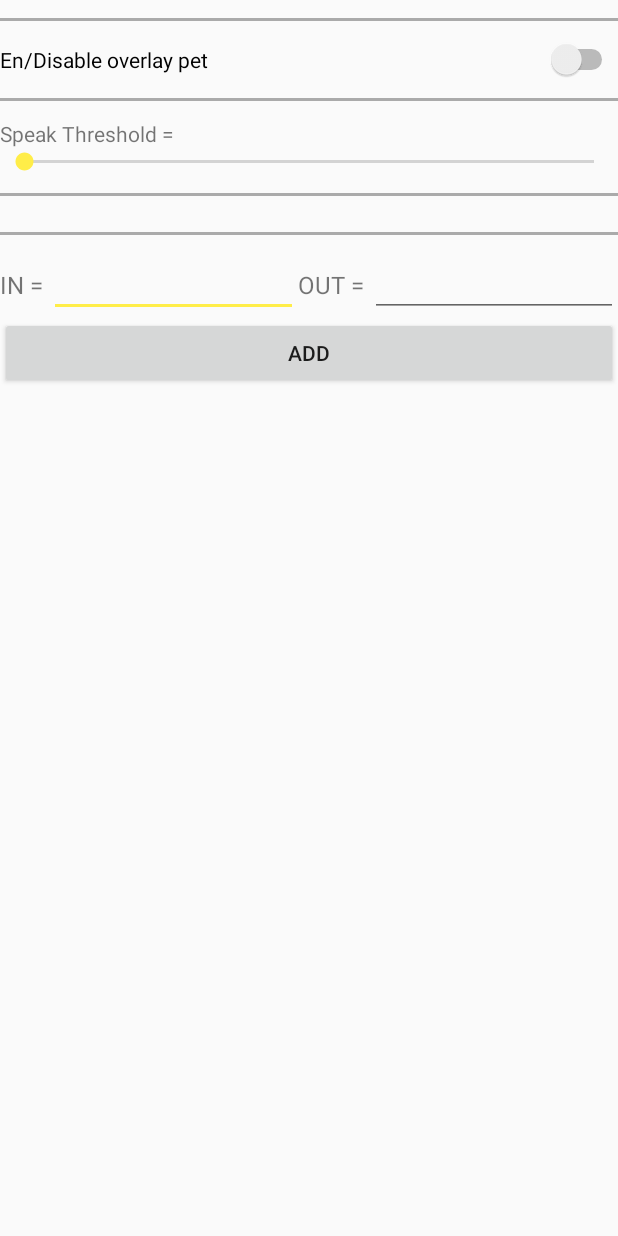
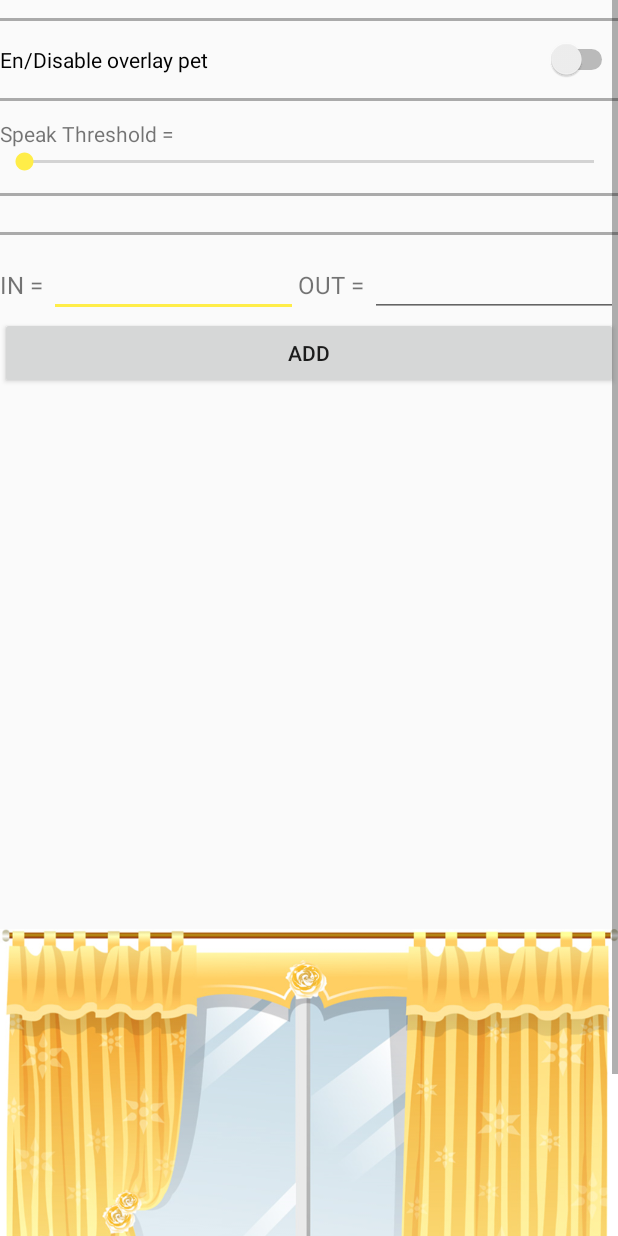
Before and after one commit to fezrestia/voice-interactive-something, an Android app: the layout activity_main_2.xml on its own in the app's theme, with its tools: preview values and no code run, on a phone screen of 412 x 824 dp. Run offline under Robolectric (Android 15) with nearby library versions, the phone set to English and light mode, and no system bars.

Commit message:
ADD: Scroll to bottom to show katchy background

```diff
--- a/app/build.gradle
+++ b/app/build.gradle
@@ -16,7 +16,7 @@ android {
         applicationId "com.demo.pet.petapp"
         minSdkVersion 24
         targetSdkVersion 27
-        versionCode 8
+        versionCode 9
         versionName '2.x'
         testInstrumentationRunner "android.support.test.runner.AndroidJUnitRunner"
         externalNativeBuild {
--- a/app/src/main/AndroidManifest.xml
+++ b/app/src/main/AndroidManifest.xml
@@ -42,6 +42,7 @@
 -->
 
         <activity
+            android:theme="@style/AppTheme.Fullscreen"
             android:name=".MainActivity2"
             android:icon="@drawable/dog_sit_speaking"
             android:label="@string/main_activity_2_label"
--- a/app/src/main/res/layout/activity_main_2.xml
+++ b/app/src/main/res/layout/activity_main_2.xml
@@ -5,6 +5,12 @@
     android:layout_width="match_parent"
     android:layout_height="match_parent"
     tools:context="com.demo.pet.petapp.MainActivity">
+
+    <ScrollView
+        android:layout_width="match_parent"
+        android:layout_height="match_parent"
+        android:fillViewport="true"
+    >
 
         <LinearLayout
             android:layout_width="match_parent"
@@ -65,6 +71,21 @@
                 android:text="ADD"
             />
 
+            <!-- Spacer -->
+            <View
+                android:layout_width="match_parent"
+                android:layout_height="540px"
+            />
+
+            <ImageView
+                android:layout_width="match_parent"
+                android:layout_height="wrap_content"
+                android:src="@drawable/background_mado"
+                android:adjustViewBounds="true"
+            />
+
         </LinearLayout>
 
+    </ScrollView>
+
 </android.support.constraint.ConstraintLayout>
```
Also changed, not shown: app/src/main/res/drawable/background_mado.png (added). Lines whose indentation alone changed are shown as unchanged.
